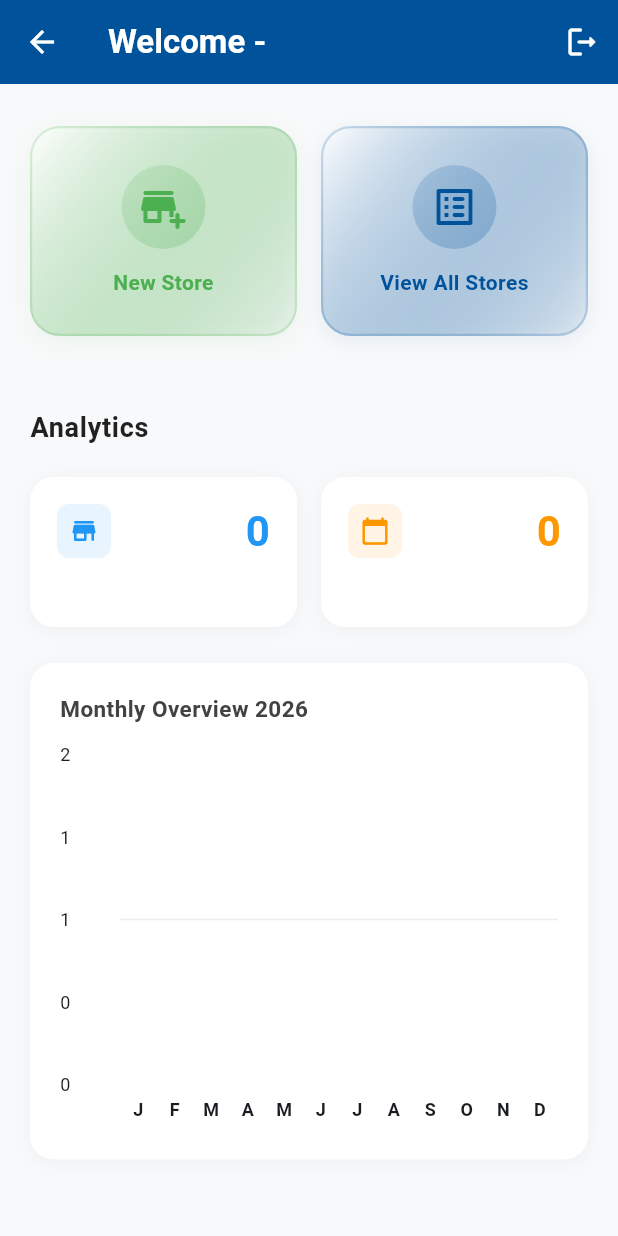
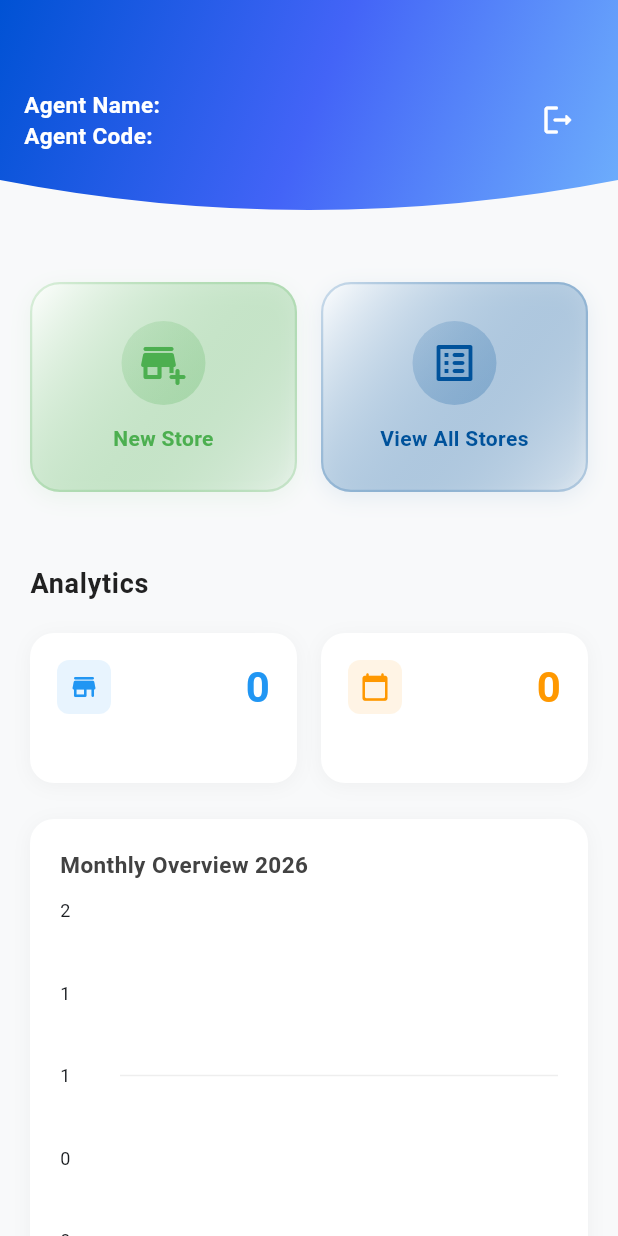
Before and after one commit to karloian/bancon, a Flutter app: the AgentScreen screen opened directly, on a phone screen of 412 x 824 dp. Run offline on Flutter 3.47's test engine with Material 3 defaults, Android fonts, the phone set to English and light mode, and no system bars; drawn by our look-alikes of fl_chart; our stand-ins replace connectivity_plus, dropdown_search, geolocator, image_picker, shared_preferences, sqflite and 1 more; accounts and stored records are empty.

Commit message:
feat: enhance agent screen UI with custom app bar and dropdown search for territory selection

```diff
--- a/lib/screen/agent_screen.dart
+++ b/lib/screen/agent_screen.dart
@@ -7,6 +7,7 @@ import 'package:fl_chart/fl_chart.dart';
 import 'package:shared_preferences/shared_preferences.dart';
 import '../services/sync_service.dart';
 import '../services/local_database.dart';
+import 'package:dropdown_search/dropdown_search.dart';
 
 class AgentScreen extends StatefulWidget {
   const AgentScreen({super.key});
@@ -525,15 +526,40 @@ class _AgentScreenState extends State<AgentScreen> {
   @override
   Widget build(BuildContext context) {
     return Scaffold(
-      appBar: AppBar(
-        title: Text(
-          'Welcome - ${_salesPersonController.text}',
-          style: const TextStyle(fontWeight: FontWeight.bold),
-        ),
-        backgroundColor: const Color(0xFF00529B),
-        foregroundColor: Colors.white,
-        elevation: 0,
-        actions: [
+      appBar: PreferredSize(
+        preferredSize: const Size.fromHeight(160),
+        child: ClipPath(
+          clipper: AppBarClipper(),
+          child: Container(
+            height: 200, // <-- THIS controls the REAL height
+            decoration: const BoxDecoration(
+              gradient: LinearGradient(
+                begin: Alignment.topLeft,
+                end: Alignment.bottomRight,
+                colors: [
+                  Color(0xFF0052D4),
+                  Color(0xFF4364F7),
+                  Color(0xFF6FB1FC),
+                ],
+              ),
+            ),
+            child: SafeArea(
+              child: Padding(
+                padding: const EdgeInsets.symmetric(horizontal: 16),
+                child: Row(
+                  mainAxisAlignment: MainAxisAlignment.spaceBetween,
+                  children: [
+                    Text(
+                      'Agent Name: ${_salesPersonController.text}\nAgent Code: ${_agentCodeController.text}',
+                      style: const TextStyle(
+                        fontWeight: FontWeight.bold,
+                        color: Colors.white,
+                        fontSize: 15,
+                      ),
+                    ),
+
+                    Row(
+                      children: [
                         if (_pendingUploads > 0)
                           Stack(
                             children: [
@@ -542,9 +568,10 @@ class _AgentScreenState extends State<AgentScreen> {
                                   _syncStatus == SyncStatus.syncing
                                       ? Icons.sync
                                       : Icons.cloud_upload_outlined,
-                  ),
-                  onPressed: () => _syncService.syncPendingStores(),
-                  tooltip: 'Sync pending stores',
+                                  color: Colors.white,
+                                ),
+                                onPressed: () =>
+                                    _syncService.syncPendingStores(),
                               ),
                               Positioned(
                                 right: 8,
@@ -558,7 +585,9 @@ class _AgentScreenState extends State<AgentScreen> {
                                     shape: BoxShape.circle,
                                   ),
                                   child: Text(
-                      _pendingUploads > 9 ? '9+' : '$_pendingUploads',
+                                    _pendingUploads > 9
+                                        ? '9+'
+                                        : '$_pendingUploads',
                                     style: const TextStyle(
                                       color: Colors.white,
                                       fontSize: 10,
@@ -570,17 +599,27 @@ class _AgentScreenState extends State<AgentScreen> {
                             ],
                           ),
                         IconButton(
-            icon: const Icon(Icons.logout_rounded),
+                          icon: const Icon(
+                            Icons.logout_rounded,
+                            color: Colors.white,
+                          ),
                           onPressed: () async {
                             await Supabase.instance.client.auth.signOut();
                             if (context.mounted) {
                               Navigator.of(context).pushReplacementNamed('/');
                             }
                           },
-            tooltip: 'Logout',
-          ),
-        ],
-      ),
+                        ),
+                      ],
+                    ),
+                  ],
+                ),
+              ),
+            ),
+          ),
+        ),
+      ),
+
       backgroundColor: const Color(0xFFF8F9FA),
       body: SingleChildScrollView(
         child: Padding(
@@ -989,6 +1028,30 @@ class StoreFormScreen extends StatefulWidget {
 
   @override
   State<StoreFormScreen> createState() => _StoreFormScreenState();
+}
+
+// Custom Clipper for AppBar with curved bottom
+class AppBarClipper extends CustomClipper<Path> {
+  @override
+  Path getClip(Size size) {
+    Path path = Path();
+    path.lineTo(0, size.height - 40);
+
+    path.quadraticBezierTo(
+      size.width / 2,
+      size.height,
+      size.width,
+      size.height - 40,
+    );
+
+    path.lineTo(size.width, 0);
+    path.close();
+
+    return path;
+  }
+
+  @override
+  bool shouldReclip(CustomClipper<Path> oldClipper) => false;
 }
 
 class _StoreFormScreenState extends State<StoreFormScreen> {
@@ -1471,9 +1534,11 @@ class _StoreFormScreenState extends State<StoreFormScreen> {
                         const SizedBox(height: 16),
 
                         // Territory
-                        DropdownButtonFormField<String>(
-                          value: _selectedTerritory,
-                          decoration: InputDecoration(
+                        DropdownSearch<String>(
+                          items: _territories,
+                          selectedItem: _selectedTerritory,
+                          dropdownDecoratorProps: DropDownDecoratorProps(
+                            dropdownSearchDecoration: InputDecoration(
                               labelText: 'Territory',
                               prefixIcon: const Icon(Icons.map_rounded),
                               border: OutlineInputBorder(
@@ -1482,12 +1547,16 @@ class _StoreFormScreenState extends State<StoreFormScreen> {
                               filled: true,
                               fillColor: Colors.grey[50],
                             ),
-                          items: _territories.map((String territory) {
-                            return DropdownMenuItem<String>(
-                              value: territory,
-                              child: Text(territory),
-                            );
-                          }).toList(),
+                          ),
+                          popupProps: PopupProps.menu(
+                            showSearchBox: true, // <-- enables search
+                            searchFieldProps: TextFieldProps(
+                              decoration: InputDecoration(
+                                hintText: 'Search territory...',
+                                prefixIcon: const Icon(Icons.search),
+                              ),
+                            ),
+                          ),
                           onChanged: (String? newValue) {
                             setState(() {
                               _selectedTerritory = newValue;
--- a/pubspec.yaml
+++ b/pubspec.yaml
@@ -18,6 +18,9 @@ dependencies:
   path_provider: ^2.1.1
   connectivity_plus: ^5.0.2
   shared_preferences: ^2.2.2
+  dropdown_search: ^5.0.6
+
+
 
 dev_dependencies:
   flutter_test:
```
Also changed, not shown: pubspec.lock. Lines whose indentation alone changed are shown as unchanged.
